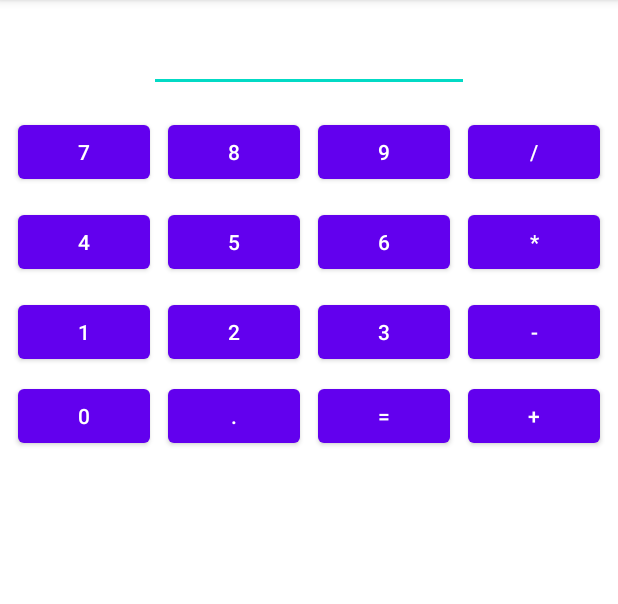
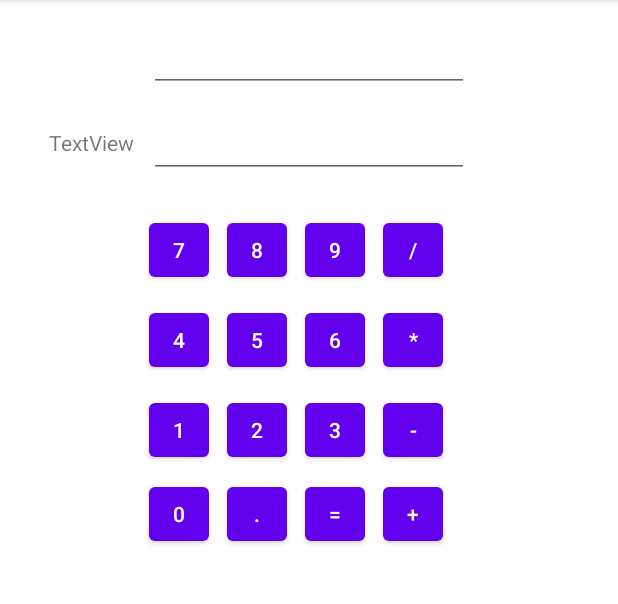
Before and after one commit to JiradaWi/AndroidCalculator, an Android app: the screen it shows after launch (MainActivity), on a phone screen of 412 x 824 dp, the part 84-688 px from its top. Run offline under Robolectric (Android 15) with nearby library versions, the phone set to English and light mode, and no system bars.

Commit message:
modify btn width

```diff
--- a/app/src/main/res/layout/activity_main.xml
+++ b/app/src/main/res/layout/activity_main.xml
@@ -14,6 +14,8 @@
         android:layout_marginTop="16dp"
         android:layout_marginEnd="8dp"
         android:ems="10"
+        android:focusable="false"
+        android:focusableInTouchMode="false"
         android:inputType="numberSigned"
         app:layout_constraintEnd_toEndOf="parent"
         app:layout_constraintStart_toStartOf="parent"
@@ -21,7 +23,7 @@
 
     <Button
         android:id="@+id/button0"
-        android:layout_width="wrap_content"
+        android:layout_width="40dp"
         android:layout_height="wrap_content"
         android:layout_marginTop="8dp"
         android:width="48dp"
@@ -30,47 +32,48 @@
         app:layout_constraintTop_toBottomOf="@+id/button2" />
 
     <Button
-        android:id="@+id/buttonDivide"
-        android:layout_width="wrap_content"
+        android:id="@+id/button1"
+        android:layout_width="40dp"
+        android:layout_height="wrap_content"
+        android:layout_marginTop="12dp"
+        android:width="48dp"
+        android:text="1"
+        app:layout_constraintStart_toStartOf="@+id/button4"
+        app:layout_constraintTop_toBottomOf="@+id/button4" />
+
+    <Button
+        android:id="@+id/button2"
+        android:layout_width="40dp"
         android:layout_height="wrap_content"
         android:layout_marginStart="12dp"
         android:width="48dp"
-        android:text="/"
-        app:layout_constraintBaseline_toBaselineOf="@+id/button9"
-        app:layout_constraintStart_toEndOf="@+id/button9" />
+        android:text="2"
+        app:layout_constraintBaseline_toBaselineOf="@+id/button1"
+        app:layout_constraintStart_toEndOf="@+id/button1" />
 
     <Button
-        android:id="@+id/buttonEquals"
-        android:layout_width="wrap_content"
-        android:layout_height="wrap_content"
-        android:width="48dp"
-        android:text="="
-        app:layout_constraintBaseline_toBaselineOf="@+id/buttonDot"
-        app:layout_constraintStart_toStartOf="@+id/button3" />
-
-    <Button
-        android:id="@+id/buttonPlus"
-        android:layout_width="wrap_content"
+        android:id="@+id/button3"
+        android:layout_width="40dp"
         android:layout_height="wrap_content"
         android:layout_marginStart="12dp"
         android:width="48dp"
-        android:text="+"
-        app:layout_constraintBaseline_toBaselineOf="@+id/buttonEquals"
-        app:layout_constraintStart_toEndOf="@+id/buttonEquals" />
+        android:text="3"
+        app:layout_constraintBaseline_toBaselineOf="@+id/button2"
+        app:layout_constraintStart_toEndOf="@+id/button2" />
 
     <Button
-        android:id="@+id/button9"
-        android:layout_width="wrap_content"
+        android:id="@+id/button4"
+        android:layout_width="40dp"
         android:layout_height="wrap_content"
-        android:layout_marginStart="12dp"
+        android:layout_marginTop="12dp"
         android:width="48dp"
-        android:text="9"
-        app:layout_constraintBaseline_toBaselineOf="@+id/button8"
-        app:layout_constraintStart_toEndOf="@+id/button8" />
+        android:text="4"
+        app:layout_constraintStart_toStartOf="@+id/button7"
+        app:layout_constraintTop_toBottomOf="@+id/button7" />
 
     <Button
         android:id="@+id/button5"
-        android:layout_width="wrap_content"
+        android:layout_width="40dp"
         android:layout_height="wrap_content"
         android:layout_marginStart="12dp"
         android:width="48dp"
@@ -80,7 +83,7 @@
 
     <Button
         android:id="@+id/button6"
-        android:layout_width="wrap_content"
+        android:layout_width="40dp"
         android:layout_height="wrap_content"
         android:layout_marginStart="12dp"
         android:width="48dp"
@@ -90,18 +93,17 @@
 
     <Button
         android:id="@+id/button7"
-        android:layout_width="wrap_content"
+        android:layout_width="40dp"
         android:layout_height="wrap_content"
-        android:layout_marginStart="12dp"
-        android:layout_marginTop="16dp"
+        android:layout_marginTop="24dp"
         android:width="48dp"
         android:text="7"
-        app:layout_constraintStart_toStartOf="parent"
-        app:layout_constraintTop_toBottomOf="@+id/result" />
+        app:layout_constraintStart_toStartOf="@+id/newNumber"
+        app:layout_constraintTop_toBottomOf="@+id/newNumber" />
 
     <Button
         android:id="@+id/button8"
-        android:layout_width="wrap_content"
+        android:layout_width="40dp"
         android:layout_height="wrap_content"
         android:layout_marginStart="12dp"
         android:width="48dp"
@@ -110,28 +112,28 @@
         app:layout_constraintStart_toEndOf="@+id/button7" />
 
     <Button
-        android:id="@+id/button1"
-        android:layout_width="wrap_content"
-        android:layout_height="wrap_content"
-        android:layout_marginTop="12dp"
-        android:width="48dp"
-        android:text="1"
-        app:layout_constraintStart_toStartOf="@+id/button4"
-        app:layout_constraintTop_toBottomOf="@+id/button4" />
-
-    <Button
-        android:id="@+id/button3"
-        android:layout_width="wrap_content"
+        android:id="@+id/button9"
+        android:layout_width="40dp"
         android:layout_height="wrap_content"
         android:layout_marginStart="12dp"
         android:width="48dp"
-        android:text="3"
-        app:layout_constraintBaseline_toBaselineOf="@+id/button2"
-        app:layout_constraintStart_toEndOf="@+id/button2" />
+        android:text="9"
+        app:layout_constraintBaseline_toBaselineOf="@+id/button8"
+        app:layout_constraintStart_toEndOf="@+id/button8" />
+
+    <Button
+        android:id="@+id/buttonDivide"
+        android:layout_width="40dp"
+        android:layout_height="wrap_content"
+        android:layout_marginStart="12dp"
+        android:width="48dp"
+        android:text="/"
+        app:layout_constraintBaseline_toBaselineOf="@+id/button9"
+        app:layout_constraintStart_toEndOf="@+id/button9" />
 
     <Button
         android:id="@+id/buttonMultiply"
-        android:layout_width="wrap_content"
+        android:layout_width="40dp"
         android:layout_height="wrap_content"
         android:layout_marginStart="12dp"
         android:width="48dp"
@@ -140,18 +142,8 @@
         app:layout_constraintStart_toEndOf="@+id/button6" />
 
     <Button
-        android:id="@+id/button4"
-        android:layout_width="wrap_content"
-        android:layout_height="wrap_content"
-        android:layout_marginTop="12dp"
-        android:width="48dp"
-        android:text="4"
-        app:layout_constraintStart_toStartOf="@+id/button7"
-        app:layout_constraintTop_toBottomOf="@+id/button7" />
-
-    <Button
         android:id="@+id/buttonMinus"
-        android:layout_width="wrap_content"
+        android:layout_width="40dp"
         android:layout_height="wrap_content"
         android:layout_marginStart="12dp"
         android:width="48dp"
@@ -160,8 +152,18 @@
         app:layout_constraintStart_toEndOf="@+id/button3" />
 
     <Button
+        android:id="@+id/buttonPlus"
+        android:layout_width="40dp"
+        android:layout_height="wrap_content"
+        android:layout_marginStart="12dp"
+        android:width="48dp"
+        android:text="+"
+        app:layout_constraintBaseline_toBaselineOf="@+id/buttonEquals"
+        app:layout_constraintStart_toEndOf="@+id/buttonEquals" />
+
+    <Button
         android:id="@+id/buttonDot"
-        android:layout_width="wrap_content"
+        android:layout_width="40dp"
         android:layout_height="wrap_content"
         android:layout_marginStart="12dp"
         android:layout_marginTop="8dp"
@@ -171,13 +173,38 @@
         app:layout_constraintTop_toBottomOf="@+id/button2" />
 
     <Button
-        android:id="@+id/button2"
+        android:id="@+id/buttonEquals"
+        android:layout_width="40dp"
+        android:layout_height="wrap_content"
+        android:width="48dp"
+        android:text="="
+        app:layout_constraintBaseline_toBaselineOf="@+id/buttonDot"
+        app:layout_constraintStart_toStartOf="@+id/button3" />
+
+    <TextView
+        android:id="@+id/textView"
         android:layout_width="wrap_content"
         android:layout_height="wrap_content"
-        android:layout_marginStart="12dp"
-        android:width="48dp"
-        android:text="2"
-        app:layout_constraintBaseline_toBaselineOf="@+id/button1"
-        app:layout_constraintStart_toEndOf="@+id/button1" />
+        android:layout_marginTop="12dp"
+        android:text="TextView"
+        app:layout_constraintEnd_toStartOf="@+id/newNumber"
+        app:layout_constraintHorizontal_bias="0.767"
+        app:layout_constraintStart_toStartOf="parent"
+        app:layout_constraintTop_toTopOf="@+id/newNumber" />
+
+    <EditText
+        android:id="@+id/newNumber"
+        android:layout_width="wrap_content"
+        android:layout_height="wrap_content"
+        android:layout_marginStart="8dp"
+        android:layout_marginTop="12dp"
+        android:layout_marginEnd="8dp"
+        android:ems="10"
+        android:focusable="false"
+        android:focusableInTouchMode="false"
+        android:inputType="numberSigned"
+        app:layout_constraintEnd_toEndOf="parent"
+        app:layout_constraintStart_toStartOf="parent"
+        app:layout_constraintTop_toBottomOf="@+id/result" />
 
 </androidx.constraintlayout.widget.ConstraintLayout>
```
